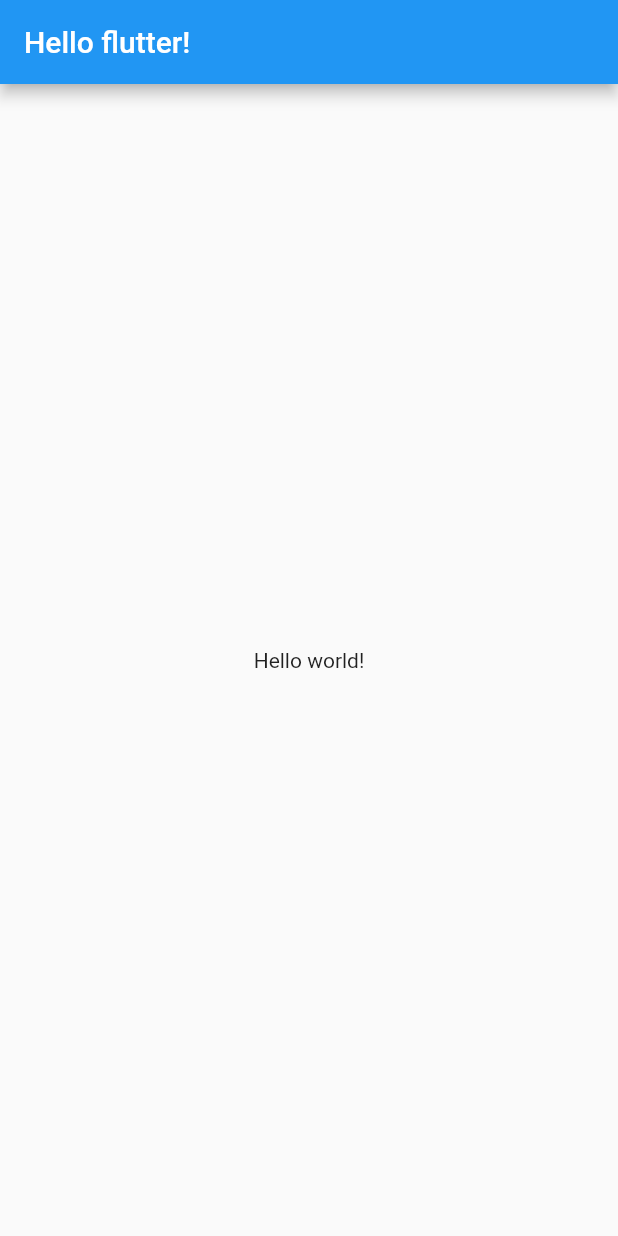
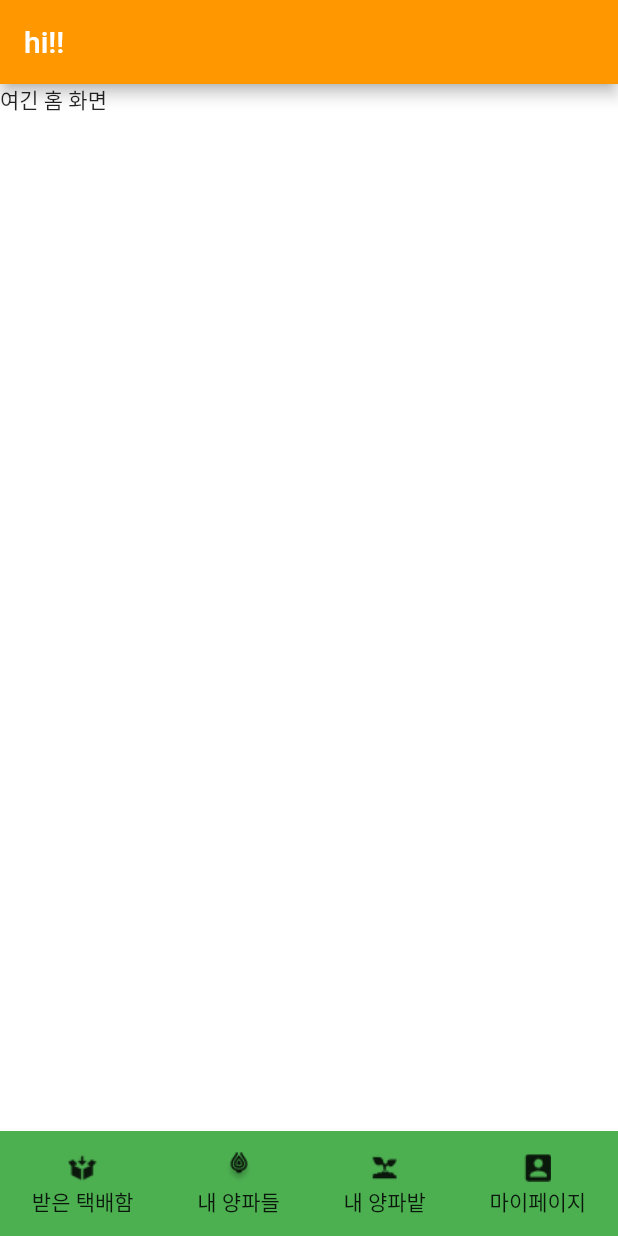
Before and after one commit to sungwookoo/Peeling-Onion, a Flutter app: the screen it shows after launch, on a phone screen of 412 x 824 dp. Run offline on Flutter 3.47's test engine with Material 2 defaults, Android fonts, the light colour scheme and no system bars.

Commit message:
기초 컴포넌트 구성, 네브바 구현

```diff
--- a/lib/main.dart
+++ b/lib/main.dart
@@ -1,22 +1,27 @@
 import 'package:flutter/material.dart';
+import './screens/home_screen.dart';
+import './screens/field_screen.dart';
+import './screens/mypage_screen.dart';
+import './screens/package_screen.dart';
 
 void main() {
-  runApp(App());
+  runApp(const App());
 }
 
 // 위젯 상속
 class App extends StatelessWidget {
+  const App({super.key});
+
   @override
   Widget build(BuildContext context) {
     return MaterialApp(
-      home: Scaffold(
-        appBar: AppBar(
-          title: Text('Hello flutter!'),
-        ),
-        body: Center(
-          child: Text('Hello world!'),
-        ),
-      ),
+      initialRoute: '/',
+      routes: {
+        '/': (context) => const HomeScreen(),
+        '/field': (context) => const FieldScreen(),
+        '/mypage': (context) => const MypageScreen(),
+        '/package': (context) => const PackageScreen(),
+      },
     );
   }
 }
--- /dev/null
+++ b/lib/screens/home_screen.dart
@@ -0,0 +1,21 @@
+import 'package:flutter/material.dart';
+import '../widgets/navigation_bar.dart';
+
+class HomeScreen extends StatelessWidget {
+  const HomeScreen({super.key});
+
+  @override
+  Widget build(BuildContext context) {
+    return Scaffold(
+      backgroundColor: Colors.white,
+      appBar: AppBar(
+        backgroundColor: Colors.orange,
+        title: const Text('hi!!'),
+      ),
+      body: const Text('여긴 홈 화면'),
+      bottomNavigationBar: const NavigateBar(),
+    );
+  }
+}
+
+// service에서 받아온 axios 요청을
--- /dev/null
+++ b/lib/widgets/navigation_bar.dart
@@ -0,0 +1,78 @@
+import 'package:flutter/material.dart';
+
+class NavigateBar extends StatefulWidget {
+  const NavigateBar({super.key});
+
+  @override
+  State<NavigateBar> createState() => _NavigateBarState();
+}
+
+// 네브 바 버튼 구현하는 클래스
+class NavBarButton extends StatelessWidget {
+  final String text;
+  final String icon;
+  final String goalScreen;
+
+  const NavBarButton({
+    super.key,
+    required this.text,
+    required this.icon,
+    required this.goalScreen,
+  });
+
+  // 클릭하면 해당 화면으로 이동
+  @override
+  Widget build(BuildContext context) {
+    return GestureDetector(
+      onTap: () {
+        Navigator.pushNamed(context, goalScreen);
+      },
+      child: Column(
+        mainAxisAlignment: MainAxisAlignment.center,
+        children: [
+          ImageIcon(
+            AssetImage(icon),
+          ),
+          Text(text),
+        ],
+      ),
+    );
+  }
+}
+
+// 네비게이션 바 구현
+class _NavigateBarState extends State<NavigateBar> {
+  @override
+  Widget build(BuildContext context) {
+    return Container(
+      // padding: EdgeInsets.all(value),
+      color: Colors.green,
+      height: 70,
+      child: const Row(
+        mainAxisAlignment: MainAxisAlignment.spaceAround,
+        children: [
+          NavBarButton(
+            text: '받은 택배함',
+            icon: 'assets/icons/box_icon.png',
+            goalScreen: '/package',
+          ),
+          NavBarButton(
+            text: '내 양파들',
+            icon: 'assets/icons/onion_icon.png',
+            goalScreen: '/',
+          ),
+          NavBarButton(
+            text: '내 양파밭',
+            icon: 'assets/icons/sprout_icon.png',
+            goalScreen: '/field',
+          ),
+          NavBarButton(
+            text: '마이페이지',
+            icon: 'assets/icons/mypage_icon.png',
+            goalScreen: '/mypage',
+          ),
+        ],
+      ),
+    );
+  }
+}
```
Also changed, not shown: lib/models/onion.dart (added, +12 -0 lines), lib/screens/field_screen.dart (added, +20 -0 lines), lib/screens/mypage_screen.dart (added, +19 -0 lines), lib/screens/package_screen.dart (added, +19 -0 lines), pubspec.yaml (+6 -2 lines), assets/icons/box_icon.png (added), assets/icons/mypage_icon.png (added), assets/icons/onion_icon.png (added), assets/icons/sprout_icon.png (added), assets/images/onion_image.png (added), 2 other files.
